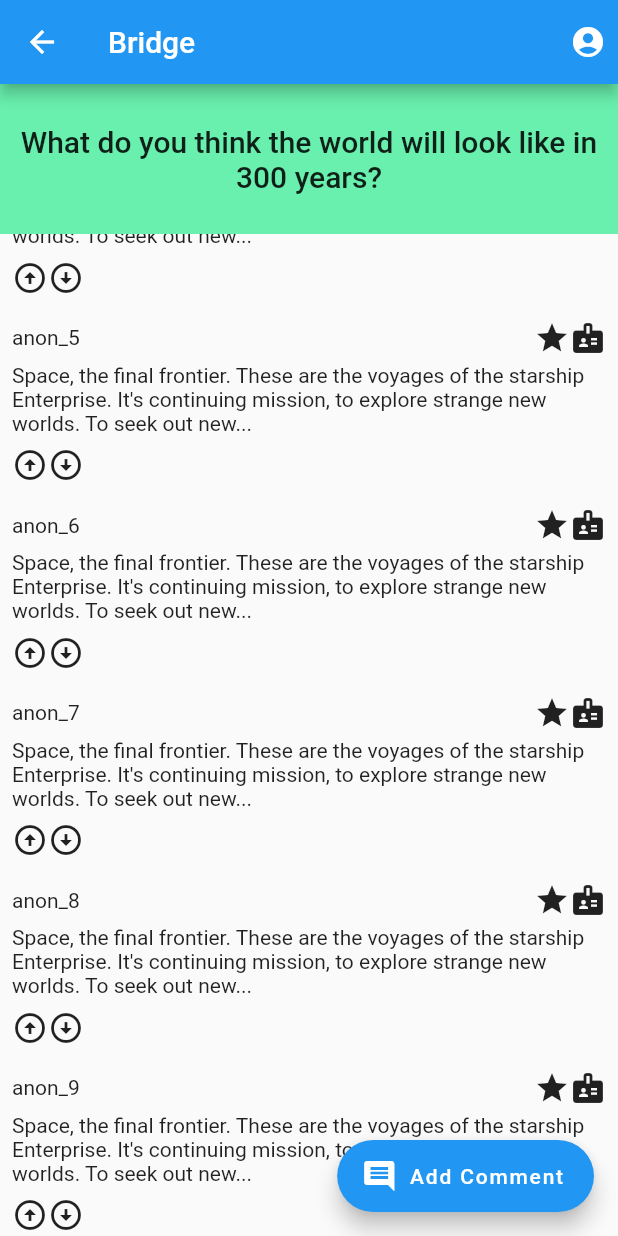
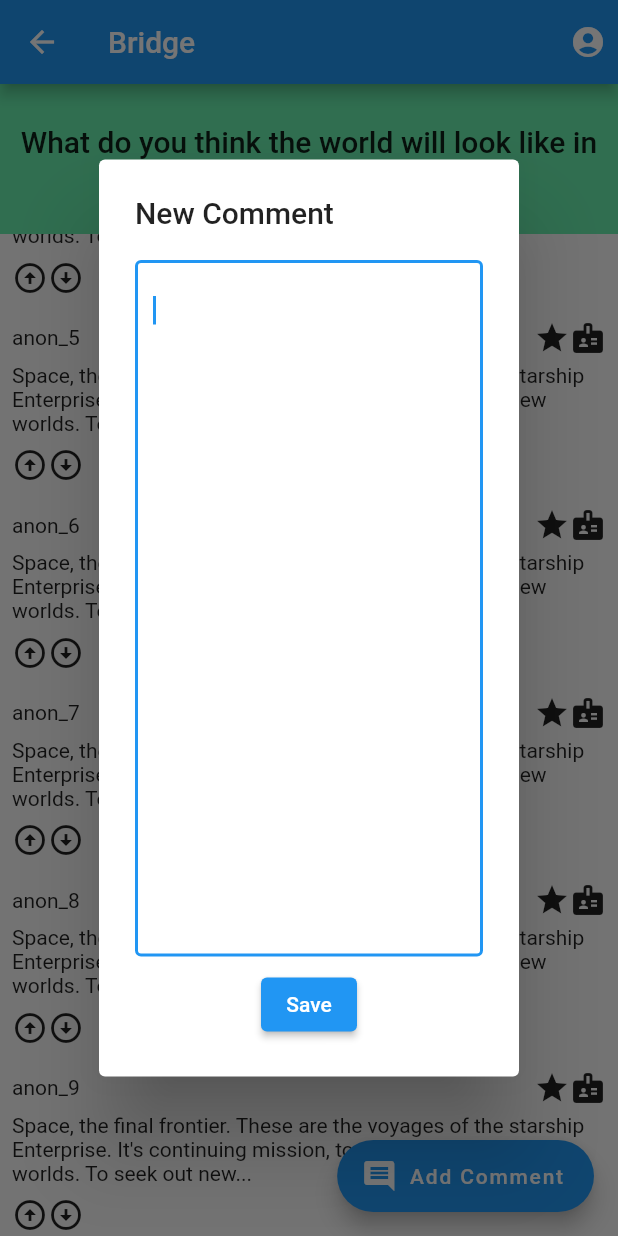
Before and after one commit to anqi0103/Bridge, a Flutter app: the PromptDetailScreen screen opened directly, scrolled down 576 dp, after a tap on "Add Comment", on a phone screen of 412 x 824 dp. Run offline on Flutter 3.47's test engine with Material 2 defaults, Android fonts, the light colour scheme and no system bars; our stand-ins replace cloud_firestore, firebase_core; accounts and stored records are empty.

Commit message:
Made dialog pop-up widget for a new comment

```diff
--- a/lib/screens/prompt_details.dart
+++ b/lib/screens/prompt_details.dart
@@ -1,6 +1,7 @@
 import 'package:bridge/models/comments.dart';
 import 'package:bridge/models/prompts.dart';
 import 'package:bridge/widgets/comment_layout.dart';
+import 'package:bridge/widgets/new_comment_form.dart';
 import 'package:flutter/material.dart';
 
 class PromptDetailScreen extends StatefulWidget {
@@ -70,11 +71,25 @@ class _PromptDetailScreenState extends State<PromptDetailScreen> {
       ),
       floatingActionButton: FloatingActionButton.extended(
         onPressed: () {
-          // put navigation to add_comment_screen here
+          _showMaterialDialog();
         },
         label: const Text('Add Comment'),
         icon: const Icon(Icons.comment),
       ),
     );
   }
+
+  void _showMaterialDialog() {
+    showDialog(
+        context: context,
+        builder: (context) {
+          return const FractionallySizedBox(
+            heightFactor: .8,
+            child: AlertDialog(
+              title: Text('New Comment'),
+              content: NewCommentForm(),
+            ),
+          );
+        });
+  }
 }
--- /dev/null
+++ b/lib/widgets/new_comment_form.dart
@@ -0,0 +1,69 @@
+import 'package:flutter/material.dart';
+
+class CommentBody {
+  String? body = '';
+}
+
+class NewCommentForm extends StatefulWidget {
+  const NewCommentForm({ Key? key }) : super(key: key);
+
+  @override
+  State<NewCommentForm> createState() => _NewCommentFormState();
+}
+
+class _NewCommentFormState extends State<NewCommentForm> {
+  final formKey = GlobalKey<FormState>();
+  final commentBody = CommentBody();
+
+  @override
+  Widget build(BuildContext context) {
+    return Form(
+      key: formKey,
+      child: Column(
+        children: [
+          bodyField(),
+          const SizedBox(height: 8.0),
+          saveButton(context),
+        ],
+      )
+    );
+  }
+
+  Widget saveButton(BuildContext context) {
+    return ElevatedButton(
+      onPressed: () async {
+        if (formKey.currentState!.validate()) {
+          formKey.currentState!.save();
+          // Send the commentBody.body to Cloud Firestore!
+          Navigator.of(context).pop();
+        }
+      },
+      child: const Text('Save'),
+    );
+  }
+
+
+  Widget bodyField(){
+    return Expanded(
+      child: TextFormField(
+        textAlignVertical: TextAlignVertical.top,
+        expands: true,
+        maxLines: null,
+        autofocus: true,
+        decoration: const InputDecoration(
+          border: OutlineInputBorder()
+        ),
+        onSaved: (newValue) {
+          commentBody.body = newValue;
+        },
+        validator: (value) {
+          if (value == null || value.isEmpty) {
+            return 'Text is required';
+          }
+          return null;
+        },
+      ),
+    );
+  }
+
+}
```
Also changed, not shown: lib/screens/new_comment_screen.dart (deleted).
